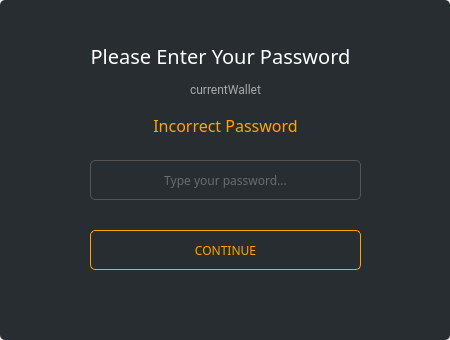
First picture: the form in src/gui/ui/passworddialog.ui, repository ConcealNetwork/conceal-desktop, before the edit.
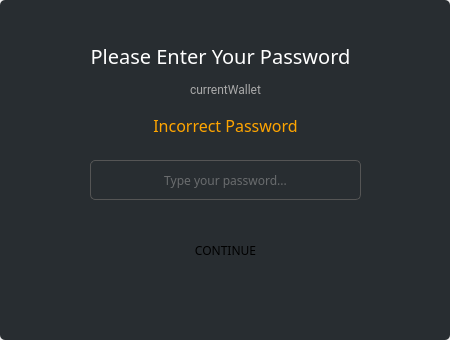
Second picture: the form after the edit.

Commit message: Update PasswordDialog styles

```diff
--- a/src/gui/ui/passworddialog.ui
+++ b/src/gui/ui/passworddialog.ui
@@ -144,22 +144,7 @@
        </font>
       </property>
       <property name="styleSheet">
-       <string notr="true">QPushButton#m_okButton
-{
-    color: orange; ;
-    border: 1px solid orange;
-    
-    border-radius: 5px; 
-}
-
-QPushButton#m_okButton:hover
-{
-    color:#FFD700;
-    border: 1px solid orange;
-    
-    border-radius: 5px;
-    
-}</string>
+       <string notr="true">/* This style is handled automatically by EditableStyle.cpp */</string>
       </property>
       <property name="text">
        <string>CONTINUE</string>
```
Left out of the diff: 4 changed lines with no effect on the pictures. The commit also changes 2 other files.
